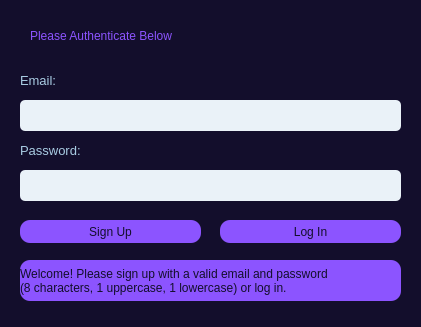
Before: the Qt Designer form optional resources/Current UI Files/auth.ui in http-samc/cut-it, drawn with Qt 5.
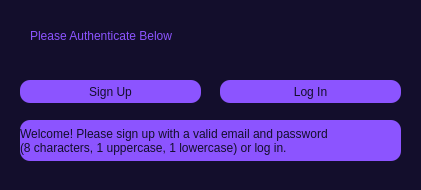
After: the same form once the commit is applied.

Patch:
```diff
--- a/optional resources/Current UI Files/auth.ui
+++ b/optional resources/Current UI Files/auth.ui
@@ -7,7 +7,7 @@
     <x>0</x>
     <y>0</y>
     <width>421</width>
-    <height>327</height>
+    <height>190</height>
    </rect>
   </property>
   <property name="windowTitle">
@@ -38,7 +38,7 @@
     <property name="geometry">
      <rect>
       <x>20</x>
-      <y>220</y>
+      <y>80</y>
       <width>181</width>
       <height>23</height>
      </rect>
@@ -53,29 +53,11 @@
      <string>Sign Up</string>
     </property>
    </widget>
-   <widget class="QLineEdit" name="email_input">
-    <property name="geometry">
-     <rect>
-      <x>20</x>
-      <y>100</y>
-      <width>381</width>
-      <height>31</height>
-     </rect>
-    </property>
-    <property name="styleSheet">
-     <string notr="true">background-color: rgb(234, 242, 248);
-color: rgb(26, 82, 118);
-border-radius:5px;</string>
-    </property>
-    <property name="text">
-     <string/>
-    </property>
-   </widget>
    <widget class="QPushButton" name="log_in_button">
     <property name="geometry">
      <rect>
       <x>220</x>
-      <y>220</y>
+      <y>80</y>
       <width>181</width>
       <height>23</height>
      </rect>
@@ -90,68 +72,11 @@
      <string>Log In</string>
     </property>
    </widget>
-   <widget class="QLabel" name="email_label">
-    <property name="geometry">
-     <rect>
-      <x>20</x>
-      <y>70</y>
-      <width>91</width>
-      <height>21</height>
-     </rect>
-    </property>
-    <property name="styleSheet">
-     <string notr="true">color: rgb(169, 204, 227);
-font: 10pt;
-</string>
-    </property>
-    <property name="text">
-     <string>Email: </string>
-    </property>
-   </widget>
-   <widget class="QLineEdit" name="pass_input">
-    <property name="geometry">
-     <rect>
-      <x>20</x>
-      <y>170</y>
-      <width>381</width>
-      <height>31</height>
-     </rect>
-    </property>
-    <property name="styleSheet">
-     <string notr="true">background-color: rgb(234, 242, 248);
-color: rgb(26, 82, 118);
-border-radius:5px;</string>
-    </property>
-    <property name="text">
-     <string/>
-    </property>
-    <property name="echoMode">
-     <enum>QLineEdit::Password</enum>
-    </property>
-   </widget>
-   <widget class="QLabel" name="pass_label">
-    <property name="geometry">
-     <rect>
-      <x>20</x>
-      <y>140</y>
-      <width>91</width>
-      <height>21</height>
-     </rect>
-    </property>
-    <property name="styleSheet">
-     <string notr="true">color: rgb(169, 204, 227);
-font: 10pt;
-</string>
-    </property>
-    <property name="text">
-     <string>Password: </string>
-    </property>
-   </widget>
    <widget class="QLabel" name="msg_box">
     <property name="geometry">
      <rect>
       <x>20</x>
-      <y>260</y>
+      <y>120</y>
       <width>381</width>
       <height>41</height>
      </rect>
```
